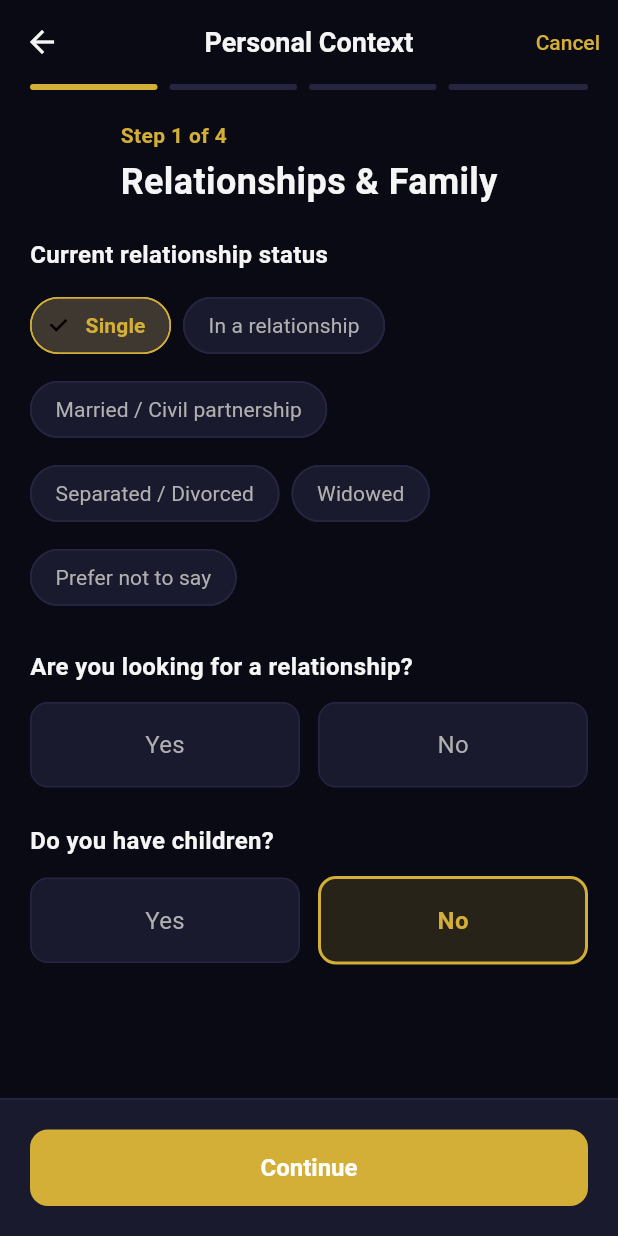
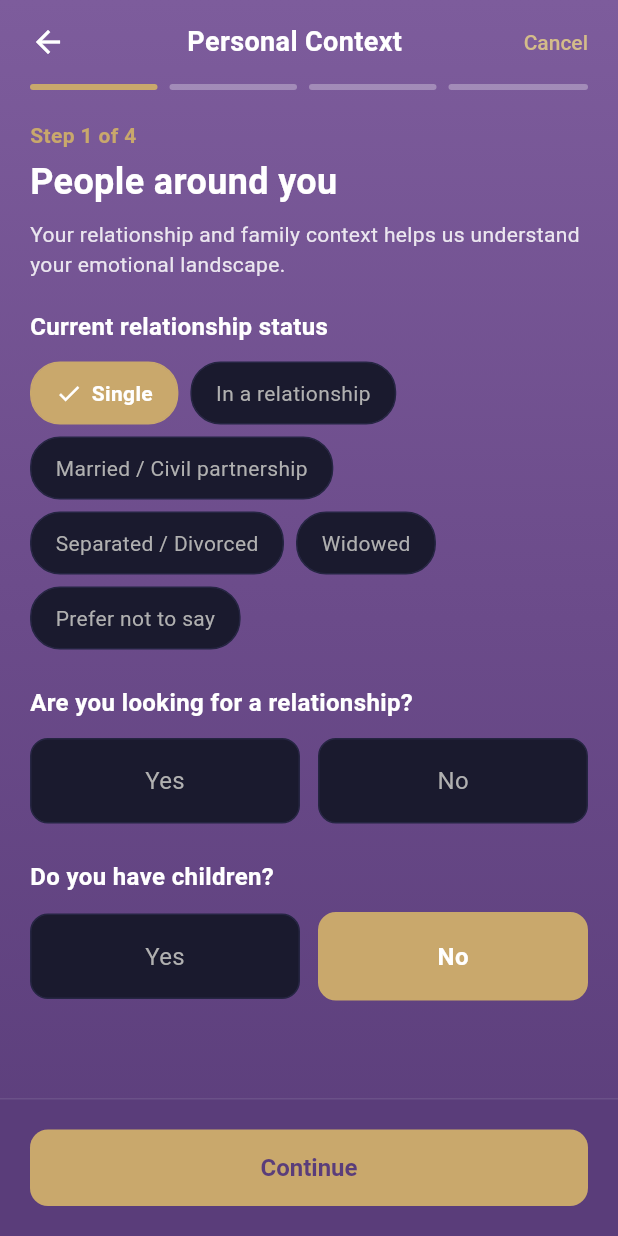
Before and after one commit to alexgro171-coder/astro-app, a Flutter app: the ContextWizardScreen screen opened by its route, after a tap on "Single", on a phone screen of 412 x 824 dp. Run offline on Flutter 3.47's test engine with Material 3 defaults, Android fonts, the phone set to English and light mode, and no system bars; our stand-ins replace dio, firebase_auth, firebase_core, firebase_messaging, flutter_animate, flutter_local_notifications and 11 more; missing offline and left inert: in_app_purchase_android, in_app_purchase_storekit; accounts and stored records are empty.

Commit message:
feat(mobile): Redesign Personal Context screens - Purple gradient background matching onboarding - Yellow buttons when selected with white text - Updated titles and added subtitles for all 4 steps - Increased child age dropdown to 50 years - Step 1: People around you - Step 2: Professional Life - Step 3: How life feels right now - Step 4: What matters most to you

```diff
--- a/mobile/lib/features/context/screens/context_wizard_screen.dart
+++ b/mobile/lib/features/context/screens/context_wizard_screen.dart
@@ -9,6 +9,15 @@ import '../widgets/step_relationships.dart';
 import '../widgets/step_professional.dart';
 import '../widgets/step_self_assessment.dart';
 import '../widgets/step_priorities.dart';
+
+// Context wizard colors (matching onboarding)
+class ContextColors {
+  static const Color purple = Color(0xFF6B4B8A);
+  static const Color purpleDark = Color(0xFF5A3D7A);
+  static const Color purpleLight = Color(0xFF7D5C9C);
+  static const Color gold = Color(0xFFC9A86C);
+  static const Color goldLight = Color(0xFFD4BC8A);
+}
 
 /// Context Wizard Screen
 ///
@@ -48,10 +57,17 @@ class _ContextWizardScreenState extends ConsumerState<ContextWizardScreen> {
   late ContextAnswers _answers;
 
   final List<String> _stepTitles = [
-    'Relationships & Family',
+    'People around you',
     'Professional Life',
-    'Self-Assessment',
-    'Priorities & Tone',
+    'How life feels right now',
+    'What matters most to you',
+  ];
+
+  final List<String> _stepSubtitles = [
+    'Your relationship and family context helps us understand your emotional landscape.',
+    'Your work and daily rhythm shape how you experience pressure, growth, and purpose.',
+    'There are no right or wrong answers, just your current reality',
+    'So your guidance aligns with what you truly care about',
   ];
 
   @override
@@ -161,38 +177,62 @@ class _ContextWizardScreenState extends ConsumerState<ContextWizardScreen> {
   @override
   Widget build(BuildContext context) {
     return Scaffold(
-      backgroundColor: AppColors.background,
-      appBar: AppBar(
-        backgroundColor: Colors.transparent,
-        elevation: 0,
-        leading: _currentStep > 0 || !widget.isOnboarding
-            ? IconButton(
-                icon: const Icon(Icons.arrow_back, color: AppColors.textPrimary),
+      body: Container(
+        decoration: const BoxDecoration(
+          gradient: LinearGradient(
+            begin: Alignment.topCenter,
+            end: Alignment.bottomCenter,
+            colors: [
+              ContextColors.purpleLight,
+              ContextColors.purple,
+              ContextColors.purpleDark,
+            ],
+          ),
+        ),
+        child: SafeArea(
+          child: Column(
+            children: [
+              // App bar
+              Padding(
+                padding: const EdgeInsets.symmetric(horizontal: 8, vertical: 4),
+                child: Row(
+                  children: [
+                    if (_currentStep > 0 || !widget.isOnboarding)
+                      IconButton(
+                        icon: const Icon(Icons.arrow_back, color: Colors.white),
                         onPressed: _currentStep > 0 ? _previousStep : () => context.pop(),
                       )
-            : null,
-        title: Text(
+                    else
+                      const SizedBox(width: 48),
+                    const Expanded(
+                      child: Text(
                         'Personal Context',
-          style: const TextStyle(
-            color: AppColors.textPrimary,
+                        textAlign: TextAlign.center,
+                        style: TextStyle(
+                          color: Colors.white,
                           fontWeight: FontWeight.bold,
+                          fontSize: 18,
                         ),
                       ),
-        actions: [
+                    ),
                     if (!widget.isOnboarding)
                       TextButton(
                         onPressed: () => context.pop(),
-              child: const Text('Cancel'),
+                        child: Text(
+                          'Cancel',
+                          style: TextStyle(color: ContextColors.goldLight),
                         ),
+                      )
+                    else
+                      const SizedBox(width: 48),
                   ],
                 ),
-      body: SafeArea(
-        child: Column(
-          children: [
+              ),
+
               // Progress indicator
               _buildProgressIndicator(),
 
-            // Step title
+              // Step title and subtitle
               Padding(
                 padding: const EdgeInsets.all(20),
                 child: Column(
@@ -201,7 +241,7 @@ class _ContextWizardScreenState extends ConsumerState<ContextWizardScreen> {
                     Text(
                       'Step ${_currentStep + 1} of 4',
                       style: TextStyle(
-                      color: AppColors.accent,
+                        color: ContextColors.gold,
                         fontWeight: FontWeight.w600,
                       ),
                     ),
@@ -211,7 +251,16 @@ class _ContextWizardScreenState extends ConsumerState<ContextWizardScreen> {
                       style: const TextStyle(
                         fontSize: 24,
                         fontWeight: FontWeight.bold,
-                      color: AppColors.textPrimary,
+                        color: Colors.white,
+                      ),
+                    ),
+                    const SizedBox(height: 8),
+                    Text(
+                      _stepSubtitles[_currentStep],
+                      style: TextStyle(
+                        fontSize: 14,
+                        color: Colors.white.withOpacity(0.85),
+                        height: 1.4,
                       ),
                     ),
                   ],
@@ -224,18 +273,18 @@ class _ContextWizardScreenState extends ConsumerState<ContextWizardScreen> {
                   margin: const EdgeInsets.symmetric(horizontal: 20),
                   padding: const EdgeInsets.all(12),
                   decoration: BoxDecoration(
-                  color: AppColors.error.withOpacity(0.1),
+                    color: Colors.red.withOpacity(0.2),
                     borderRadius: BorderRadius.circular(8),
-                  border: Border.all(color: AppColors.error.withOpacity(0.3)),
+                    border: Border.all(color: Colors.red.withOpacity(0.5)),
                   ),
                   child: Row(
                     children: [
-                    const Icon(Icons.error_outline, color: AppColors.error, size: 20),
+                      const Icon(Icons.error_outline, color: Colors.white, size: 20),
                       const SizedBox(width: 8),
                       Expanded(
                         child: Text(
                           _error!,
-                        style: const TextStyle(color: AppColors.error),
+                          style: const TextStyle(color: Colors.white),
                         ),
                       ),
                     ],
@@ -273,6 +322,7 @@ class _ContextWizardScreenState extends ConsumerState<ContextWizardScreen> {
             ],
           ),
         ),
+      ),
     );
   }
 
@@ -282,24 +332,15 @@ class _ContextWizardScreenState extends ConsumerState<ContextWizardScreen> {
       child: Row(
         children: List.generate(4, (index) {
           final isActive = index <= _currentStep;
-          final isCompleted = index < _currentStep;
 
           return Expanded(
             child: Container(
               margin: EdgeInsets.only(right: index < 3 ? 8 : 0),
               height: 4,
               decoration: BoxDecoration(
-                color: isActive ? AppColors.accent : AppColors.surfaceLight,
+                color: isActive ? ContextColors.gold : Colors.white.withOpacity(0.3),
                 borderRadius: BorderRadius.circular(2),
               ),
-              child: isCompleted
-                  ? Container(
-                      decoration: BoxDecoration(
-                        color: AppColors.accent,
-                        borderRadius: BorderRadius.circular(2),
-                      ),
-                    )
-                  : null,
             ),
           );
         }),
@@ -311,9 +352,9 @@ class _ContextWizardScreenState extends ConsumerState<ContextWizardScreen> {
     return Container(
       padding: const EdgeInsets.all(20),
       decoration: BoxDecoration(
-        color: AppColors.surface,
+        color: ContextColors.purpleDark.withOpacity(0.9),
         border: Border(
-          top: BorderSide(color: AppColors.surfaceLight),
+          top: BorderSide(color: Colors.white.withOpacity(0.1)),
         ),
       ),
       child: Row(
@@ -323,7 +364,8 @@ class _ContextWizardScreenState extends ConsumerState<ContextWizardScreen> {
               child: OutlinedButton(
                 onPressed: _previousStep,
                 style: OutlinedButton.styleFrom(
-                  side: BorderSide(color: AppColors.accent),
+                  side: BorderSide(color: ContextColors.gold),
+                  foregroundColor: ContextColors.gold,
                   padding: const EdgeInsets.symmetric(vertical: 16),
                   shape: RoundedRectangleBorder(
                     borderRadius: BorderRadius.circular(12),
@@ -340,8 +382,9 @@ class _ContextWizardScreenState extends ConsumerState<ContextWizardScreen> {
                   ? null
                   : (_currentStep < 3 ? (_canProceed() ? _nextStep : null) : _submit),
               style: ElevatedButton.styleFrom(
-                backgroundColor: AppColors.accent,
-                disabledBackgroundColor: AppColors.surfaceLight,
+                backgroundColor: ContextColors.gold,
+                disabledBackgroundColor: Colors.white.withOpacity(0.2),
+                foregroundColor: ContextColors.purpleDark,
                 padding: const EdgeInsets.symmetric(vertical: 16),
                 shape: RoundedRectangleBorder(
                   borderRadius: BorderRadius.circular(12),
@@ -361,7 +404,6 @@ class _ContextWizardScreenState extends ConsumerState<ContextWizardScreen> {
                       style: const TextStyle(
                         fontSize: 16,
                         fontWeight: FontWeight.bold,
-                        color: Colors.white,
                       ),
                     ),
             ),
--- a/mobile/lib/features/context/widgets/step_priorities.dart
+++ b/mobile/lib/features/context/widgets/step_priorities.dart
@@ -1,6 +1,7 @@
 import 'package:flutter/material.dart';
 import '../../../core/theme/app_theme.dart';
 import '../models/context_answers.dart';
+import '../screens/context_wizard_screen.dart';
 
 /// Step 4: Priorities & Tone
 class StepPriorities extends StatelessWidget {
@@ -27,7 +28,7 @@ class StepPriorities extends StatelessWidget {
             'Select up to 2 areas you want to focus on',
             style: TextStyle(
               fontSize: 12,
-              color: AppColors.textMuted,
+              color: Colors.white.withOpacity(0.6),
             ),
           ),
           const SizedBox(height: 16),
@@ -57,7 +58,7 @@ class StepPriorities extends StatelessWidget {
       style: const TextStyle(
         fontSize: 16,
         fontWeight: FontWeight.w600,
-        color: AppColors.textPrimary,
+        color: Colors.white,
       ),
     );
   }
@@ -104,13 +105,13 @@ class StepPriorities extends StatelessWidget {
         padding: const EdgeInsets.symmetric(horizontal: 16, vertical: 12),
         decoration: BoxDecoration(
           color: isSelected
-              ? AppColors.accent.withOpacity(0.15)
+              ? ContextColors.gold
               : enabled
                   ? AppColors.surface
                   : AppColors.surface.withOpacity(0.5),
           borderRadius: BorderRadius.circular(12),
           border: Border.all(
-            color: isSelected ? AppColors.accent : AppColors.surfaceLight,
+            color: isSelected ? ContextColors.gold : AppColors.surfaceLight,
             width: isSelected ? 2 : 1,
           ),
         ),
@@ -131,7 +132,7 @@ class StepPriorities extends StatelessWidget {
                 fontSize: 14,
                 fontWeight: isSelected ? FontWeight.w600 : FontWeight.normal,
                 color: isSelected
-                    ? AppColors.accent
+                    ? Colors.white
                     : enabled
                         ? AppColors.textPrimary
                         : AppColors.textMuted,
@@ -139,10 +140,10 @@ class StepPriorities extends StatelessWidget {
             ),
             if (isSelected) ...[
               const SizedBox(width: 8),
-              Icon(
+              const Icon(
                 Icons.check_circle,
                 size: 18,
-                color: AppColors.accent,
+                color: Colors.white,
               ),
             ],
           ],
@@ -164,11 +165,11 @@ class StepPriorities extends StatelessWidget {
             padding: const EdgeInsets.all(16),
             decoration: BoxDecoration(
               color: isSelected
-                  ? AppColors.accent.withOpacity(0.1)
+                  ? ContextColors.gold
                   : AppColors.surface,
               borderRadius: BorderRadius.circular(12),
               border: Border.all(
-                color: isSelected ? AppColors.accent : AppColors.surfaceLight,
+                color: isSelected ? ContextColors.gold : AppColors.surfaceLight,
                 width: isSelected ? 2 : 1,
               ),
             ),
@@ -181,7 +182,7 @@ class StepPriorities extends StatelessWidget {
                   decoration: BoxDecoration(
                     shape: BoxShape.circle,
                     border: Border.all(
-                      color: isSelected ? AppColors.accent : AppColors.textMuted,
+                      color: isSelected ? Colors.white : AppColors.textMuted,
                       width: 2,
                     ),
                   ),
@@ -190,9 +191,9 @@ class StepPriorities extends StatelessWidget {
                           child: Container(
                             width: 12,
                             height: 12,
-                            decoration: BoxDecoration(
+                            decoration: const BoxDecoration(
                               shape: BoxShape.circle,
-                              color: AppColors.accent,
+                              color: Colors.white,
                             ),
                           ),
                         )
@@ -210,7 +211,7 @@ class StepPriorities extends StatelessWidget {
                         style: TextStyle(
                           fontSize: 16,
                           fontWeight: isSelected ? FontWeight.w600 : FontWeight.normal,
-                          color: isSelected ? AppColors.accent : AppColors.textPrimary,
+                          color: isSelected ? Colors.white : AppColors.textPrimary,
                         ),
                       ),
                       const SizedBox(height: 2),
@@ -218,7 +219,7 @@ class StepPriorities extends StatelessWidget {
                         style.description,
                         style: TextStyle(
                           fontSize: 13,
-                          color: AppColors.textMuted,
+                          color: isSelected ? Colors.white.withOpacity(0.8) : AppColors.textMuted,
                         ),
                       ),
                     ],
@@ -250,7 +251,7 @@ class StepPriorities extends StatelessWidget {
                   children: [
                     Icon(
                       Icons.shield_outlined,
-                      color: AppColors.accent,
+                      color: ContextColors.gold,
                       size: 20,
                     ),
                     const SizedBox(width: 8),
@@ -281,7 +282,7 @@ class StepPriorities extends StatelessWidget {
             onChanged: (value) {
               onUpdate(answers.copyWith(sensitivityMode: value));
             },
-            activeColor: AppColors.accent,
+            activeColor: ContextColors.gold,
           ),
         ],
       ),
--- a/mobile/lib/features/context/widgets/step_professional.dart
+++ b/mobile/lib/features/context/widgets/step_professional.dart
@@ -1,6 +1,7 @@
 import 'package:flutter/material.dart';
 import '../../../core/theme/app_theme.dart';
 import '../models/context_answers.dart';
+import '../screens/context_wizard_screen.dart';
 
 /// Step 2: Professional Life
 class StepProfessional extends StatelessWidget {
@@ -46,7 +47,7 @@ class StepProfessional extends StatelessWidget {
             'Optional',
             style: TextStyle(
               fontSize: 12,
-              color: AppColors.textMuted,
+              color: Colors.white.withOpacity(0.6),
             ),
           ),
           const SizedBox(height: 12),
@@ -64,7 +65,7 @@ class StepProfessional extends StatelessWidget {
       style: const TextStyle(
         fontSize: 16,
         fontWeight: FontWeight.w600,
-        color: AppColors.textPrimary,
+        color: Colors.white,
       ),
     );
   }
@@ -151,25 +152,26 @@ class StepProfessional extends StatelessWidget {
   Widget _buildIndustryChip(Industry? industry, String label) {
     final isSelected = answers.industry == industry;
 
-    return ChoiceChip(
-      label: Text(label),
-      selected: isSelected,
-      onSelected: (selected) {
-        if (selected) {
-          onUpdate(answers.copyWith(industry: industry));
-        }
+    return GestureDetector(
+      onTap: () {
+        onUpdate(answers.copyWith(industry: industry));
       },
-      selectedColor: AppColors.accent.withOpacity(0.2),
-      backgroundColor: AppColors.surface,
-      labelStyle: TextStyle(
-        color: isSelected ? AppColors.accent : AppColors.textSecondary,
-        fontWeight: isSelected ? FontWeight.w600 : FontWeight.normal,
-        fontSize: 14,
-      ),
-      shape: RoundedRectangleBorder(
-        borderRadius: BorderRadius.circular(20),
-        side: BorderSide(
-          color: isSelected ? AppColors.accent : AppColors.surfaceLight,
+      child: Container(
+        padding: const EdgeInsets.symmetric(horizontal: 16, vertical: 10),
+        decoration: BoxDecoration(
+          color: isSelected ? ContextColors.gold : AppColors.surface,
+          borderRadius: BorderRadius.circular(20),
+          border: Border.all(
+            color: isSelected ? ContextColors.gold : AppColors.surfaceLight,
+          ),
+        ),
+        child: Text(
+          label,
+          style: TextStyle(
+            color: isSelected ? Colors.white : AppColors.textSecondary,
+            fontWeight: isSelected ? FontWeight.w600 : FontWeight.normal,
+            fontSize: 14,
+          ),
         ),
       ),
     );
--- a/mobile/lib/features/context/widgets/step_relationships.dart
+++ b/mobile/lib/features/context/widgets/step_relationships.dart
@@ -1,6 +1,7 @@
 import 'package:flutter/material.dart';
 import '../../../core/theme/app_theme.dart';
 import '../models/context_answers.dart';
+import '../screens/context_wizard_screen.dart';
 
 /// Step 1: Relationships & Family
 class StepRelationships extends StatelessWidget {
@@ -71,7 +72,7 @@ class StepRelationships extends StatelessWidget {
       style: const TextStyle(
         fontSize: 16,
         fontWeight: FontWeight.w600,
-        color: AppColors.textPrimary,
+        color: Colors.white,
       ),
     );
   }
@@ -82,11 +83,8 @@ class StepRelationships extends StatelessWidget {
       runSpacing: 8,
       children: RelationshipStatus.values.map((status) {
         final isSelected = answers.relationshipStatus == status;
-        return ChoiceChip(
-          label: Text(status.label),
-          selected: isSelected,
-          onSelected: (selected) {
-            if (selected) {
+        return GestureDetector(
+          onTap: () {
             onUpdate(answers.copyWith(
               relationshipStatus: status,
               // Clear seeking relationship if not applicable
@@ -94,18 +92,31 @@ class StepRelationships extends StatelessWidget {
                   ? answers.seekingRelationship
                   : null,
             ));
-            }
           },
-          selectedColor: AppColors.accent.withOpacity(0.2),
-          backgroundColor: AppColors.surface,
-          labelStyle: TextStyle(
-            color: isSelected ? AppColors.accent : AppColors.textSecondary,
+          child: Container(
+            padding: const EdgeInsets.symmetric(horizontal: 16, vertical: 10),
+            decoration: BoxDecoration(
+              color: isSelected ? ContextColors.gold : AppColors.surface,
+              borderRadius: BorderRadius.circular(20),
+              border: Border.all(
+                color: isSelected ? ContextColors.gold : AppColors.surfaceLight,
+              ),
+            ),
+            child: Row(
+              mainAxisSize: MainAxisSize.min,
+              children: [
+                if (isSelected) ...[
+                  const Icon(Icons.check, size: 18, color: Colors.white),
+                  const SizedBox(width: 6),
+                ],
+                Text(
+                  status.label,
+                  style: TextStyle(
+                    color: isSelected ? Colors.white : AppColors.textSecondary,
                     fontWeight: isSelected ? FontWeight.w600 : FontWeight.normal,
                   ),
-          shape: RoundedRectangleBorder(
-            borderRadius: BorderRadius.circular(20),
-            side: BorderSide(
-              color: isSelected ? AppColors.accent : AppColors.surfaceLight,
+                ),
+              ],
             ),
           ),
         );
@@ -149,10 +160,10 @@ class StepRelationships extends StatelessWidget {
       child: Container(
         padding: const EdgeInsets.symmetric(vertical: 16),
         decoration: BoxDecoration(
-          color: isSelected ? AppColors.accent.withOpacity(0.15) : AppColors.surface,
+          color: isSelected ? ContextColors.gold : AppColors.surface,
           borderRadius: BorderRadius.circular(12),
           border: Border.all(
-            color: isSelected ? AppColors.accent : AppColors.surfaceLight,
+            color: isSelected ? ContextColors.gold : AppColors.surfaceLight,
             width: isSelected ? 2 : 1,
           ),
         ),
@@ -162,7 +173,7 @@ class StepRelationships extends StatelessWidget {
             style: TextStyle(
               fontSize: 16,
               fontWeight: isSelected ? FontWeight.bold : FontWeight.normal,
-              color: isSelected ? AppColors.accent : AppColors.textSecondary,
+              color: isSelected ? Colors.white : AppColors.textSecondary,
             ),
           ),
         ),
@@ -174,11 +185,11 @@ class StepRelationships extends StatelessWidget {
     return Column(
       crossAxisAlignment: CrossAxisAlignment.start,
       children: [
-        const Text(
+        Text(
           'Children details (optional)',
           style: TextStyle(
             fontSize: 14,
-            color: AppColors.textSecondary,
+            color: Colors.white.withOpacity(0.7),
           ),
         ),
         const SizedBox(height: 12),
@@ -198,8 +209,8 @@ class StepRelationships extends StatelessWidget {
                 ..add(ChildInfo(age: 0, gender: ChildGender.preferNotToSay));
               onUpdate(answers.copyWith(children: newChildren));
             },
-            icon: const Icon(Icons.add_circle_outline, color: AppColors.accent),
-            label: const Text('Add child'),
+            icon: Icon(Icons.add_circle_outline, color: ContextColors.gold),
+            label: Text('Add child', style: TextStyle(color: ContextColors.gold)),
           ),
       ],
     );
@@ -233,7 +244,7 @@ class StepRelationships extends StatelessWidget {
                   value: child.age,
                   isExpanded: true,
                   underline: const SizedBox(),
-                  items: List.generate(31, (i) => i)
+                  items: List.generate(51, (i) => i)
                       .map((age) => DropdownMenuItem(
                             value: age,
                             child: Text('$age ${age == 1 ? 'year' : 'years'}'),
--- a/mobile/lib/features/context/widgets/step_self_assessment.dart
+++ b/mobile/lib/features/context/widgets/step_self_assessment.dart
@@ -1,6 +1,7 @@
 import 'package:flutter/material.dart';
 import '../../../core/theme/app_theme.dart';
 import '../models/context_answers.dart';
+import '../screens/context_wizard_screen.dart';
 
 /// Step 3: Self-Assessment (Likert 1-5 scales)
 class StepSelfAssessment extends StatelessWidget {
@@ -24,7 +25,7 @@ class StepSelfAssessment extends StatelessWidget {
             'Rate your current situation in each area (1 = struggling, 5 = thriving)',
             style: TextStyle(
               fontSize: 14,
-              color: AppColors.textSecondary,
+              color: Colors.white.withOpacity(0.85),
             ),
           ),
           const SizedBox(height: 24),
@@ -158,7 +159,7 @@ class StepSelfAssessment extends StatelessWidget {
                 width: 36,
                 height: 36,
                 decoration: BoxDecoration(
-                  color: color.withOpacity(0.2),
+                  color: ContextColors.gold.withOpacity(0.3),
                   shape: BoxShape.circle,
                 ),
                 child: Center(
@@ -167,7 +168,7 @@ class StepSelfAssessment extends StatelessWidget {
                     style: TextStyle(
                       fontSize: 16,
                       fontWeight: FontWeight.bold,
-                      color: color,
+                      color: ContextColors.gold,
                     ),
                   ),
                 ),
@@ -190,10 +191,10 @@ class StepSelfAssessment extends StatelessWidget {
                     margin: EdgeInsets.only(right: index < 4 ? 8 : 0),
                     padding: const EdgeInsets.symmetric(vertical: 12),
                     decoration: BoxDecoration(
-                      color: isSelected ? color.withOpacity(0.2) : AppColors.surfaceLight,
+                      color: isSelected ? ContextColors.gold : AppColors.surfaceLight,
                       borderRadius: BorderRadius.circular(8),
                       border: Border.all(
-                        color: isSelected ? color : Colors.transparent,
+                        color: isSelected ? ContextColors.gold : Colors.transparent,
                         width: 2,
                       ),
                     ),
@@ -203,7 +204,7 @@ class StepSelfAssessment extends StatelessWidget {
                         style: TextStyle(
                           fontSize: 16,
                           fontWeight: isSelected ? FontWeight.bold : FontWeight.normal,
-                          color: isSelected ? color : AppColors.textSecondary,
+                          color: isSelected ? Colors.white : AppColors.textSecondary,
                         ),
                       ),
                     ),
```
Lines whose indentation alone changed are shown as unchanged.
